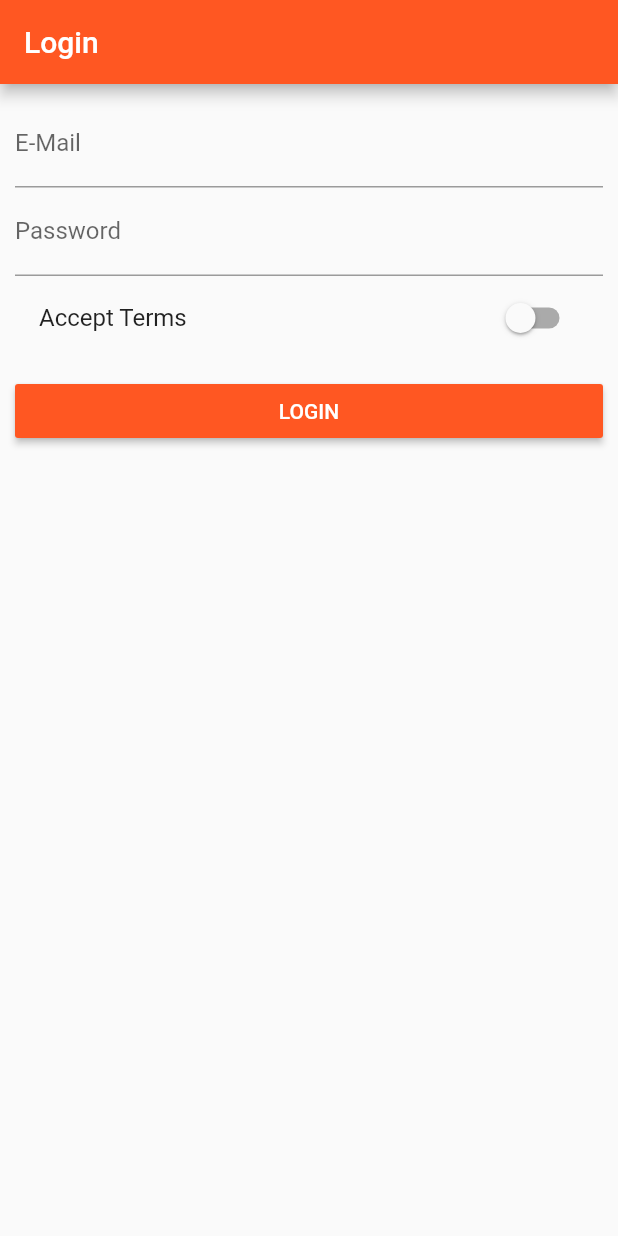
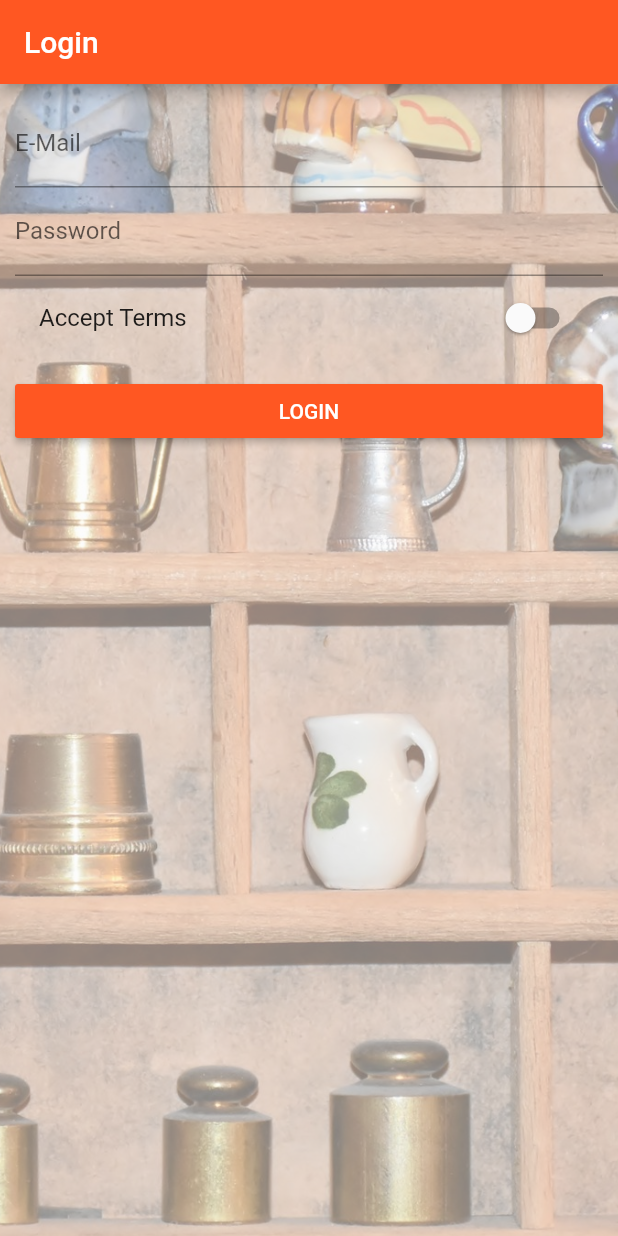
Before and after one commit to Islah-Innovation/learn_flutter_course, a Flutter app: the screen it shows after launch, on a phone screen of 412 x 824 dp. Run offline on Flutter 3.47's test engine with Material 2 defaults, Android fonts, the phone set to English and light mode, and no system bars.

Commit message:
Widget Deeper - Background Auth Image

```diff
--- a/lib/pages/auth.dart
+++ b/lib/pages/auth.dart
@@ -19,7 +19,15 @@ class _AuthPageState extends State<AuthPage> {
         title: Text('Login'),
       ),
       body: Container(
-        margin: EdgeInsets.all(10.0),
+        decoration: BoxDecoration(
+          image: DecorationImage(
+            fit: BoxFit.cover,
+            colorFilter: ColorFilter.mode(
+                Colors.black.withOpacity(0.5), BlendMode.dstATop),
+            image: AssetImage('assets/background.jpg'),
+          ),
+        ),
+        padding: EdgeInsets.all(10.0),
         child: ListView(
           children: <Widget>[
             TextField(
--- a/pubspec.yaml
+++ b/pubspec.yaml
@@ -39,6 +39,7 @@ flutter:
   # To add assets to your application, add an assets section, like this:
   assets:
     - assets/food.jpg
+    - assets/background.jpg
   #  - images/a_dot_burr.jpeg
   #  - images/a_dot_ham.jpeg
 
```
Also changed, not shown: assets/background.jpg (added).
